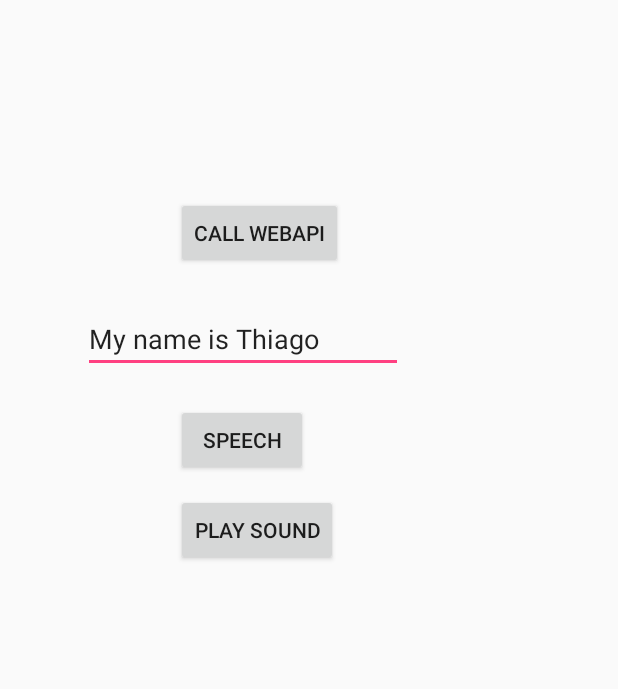
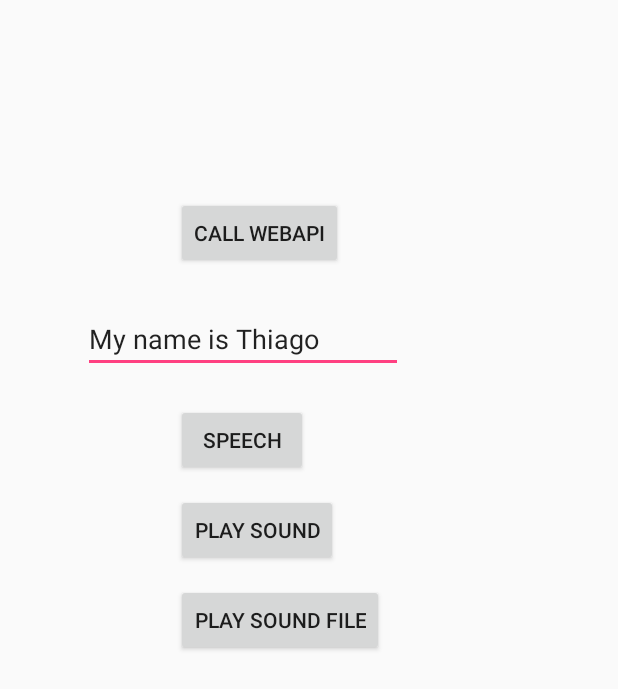
Before and after one commit to trlthiago/detab, an Android app: the screen it shows after launch (TestApi), after a tap on "SPEECH", on a phone screen of 412 x 824 dp. Shown: the top 689 px of the screen. Run offline under Robolectric (Android 15) with nearby library versions, the phone set to English and light mode, and no system bars; libraries missing offline, so code that uses them is left out: cz.msebera.android.

Commit message:
Text To Speech working !

```diff
--- a/app/src/main/java/com/detab/detabapp/TRLTextToSpeech.java
+++ b/app/src/main/java/com/detab/detabapp/TRLTextToSpeech.java
@@ -3,8 +3,10 @@ package com.detab.detabapp;
 import android.content.Context;
 import android.os.Bundle;
 import android.speech.tts.TextToSpeech;
-
+import android.speech.tts.Voice;
+import android.widget.Toast;
 import java.util.Locale;
+import java.util.Set;
 
 /**
  * Created by thiago on 27/03/2017.
@@ -13,10 +15,12 @@ import java.util.Locale;
 public class TRLTextToSpeech implements TextToSpeech.OnInitListener
 {
     TextToSpeech tts;
+    Context _ctx;
 
     public TRLTextToSpeech(Context ctx)
     {
-        tts = new TextToSpeech(ctx, this);
+        _ctx = ctx;
+        tts = new TextToSpeech(_ctx, this);
     }
 
     @Override
@@ -25,15 +29,44 @@ public class TRLTextToSpeech implements TextToSpeech.OnInitListener
         if (status != TextToSpeech.ERROR)
         {
             tts.setLanguage(Locale.US);
+            //tts.setLanguage(Locale.getDefault());
         }
     }
 
     public void Speak(String text)
     {
-        Bundle bundle = new Bundle();
-        tts.setLanguage(Locale.getDefault());
-        tts.setPitch(1.3f);
-        tts.setSpeechRate(1f);
-        int result = tts.speak(text, TextToSpeech.QUEUE_FLUSH, null, null);
+        try
+        {
+            Bundle bundle = new Bundle();
+
+            tts.setPitch(1.3f);
+            tts.setSpeechRate(1f);
+            int result = tts.speak(text, TextToSpeech.QUEUE_ADD, bundle, "123");
+            Toast.makeText(_ctx, "Engine=" + tts.getDefaultEngine().toString(), Toast.LENGTH_SHORT).show();
+            String ls = "";
+            Set<Locale> languages = tts.getAvailableLanguages();
+
+            if (languages != null)
+            {
+                for (Locale l : languages)
+                {
+                    ls += l.getDisplayName() + "; ";
+                }
+                Toast.makeText(_ctx, ls, Toast.LENGTH_SHORT).show();
+            }
+            Set<Voice> voices = tts.getVoices();
+            ls = "";
+            if (voices != null)
+            {
+                for (Voice v : voices)
+                {
+                    ls += v.getName() + "; ";
+                }
+                Toast.makeText(_ctx, ls, Toast.LENGTH_SHORT).show();
+            }
+        } catch (Exception e)
+        {
+            int a = 10;
+        }
     }
 }
--- a/app/src/main/java/com/detab/detabapp/TestApi.java
+++ b/app/src/main/java/com/detab/detabapp/TestApi.java
@@ -1,10 +1,12 @@
 package com.detab.detabapp;
 
+import android.media.AudioManager;
 import android.media.MediaPlayer;
 import android.media.Ringtone;
 import android.media.RingtoneManager;
 import android.net.Uri;
 import android.os.Bundle;
+import android.os.Environment;
 import android.support.design.widget.FloatingActionButton;
 import android.support.design.widget.Snackbar;
 import android.support.v7.app.AppCompatActivity;
@@ -13,31 +15,22 @@ import android.view.View;
 import android.widget.EditText;
 import android.widget.Toast;
 
+import java.io.IOException;
 import java.util.ArrayList;
 
 import cz.msebera.android.httpclient.NameValuePair;
 
 public class TestApi extends AppCompatActivity
 {
+    TRLTextToSpeech tts;
 
     @Override
     protected void onCreate(Bundle savedInstanceState)
     {
         super.onCreate(savedInstanceState);
         setContentView(R.layout.content_test_api);
-        //Toolbar toolbar = (Toolbar) findViewById(R.id.toolbar);
-        //setSupportActionBar(toolbar);
 
-        //FloatingActionButton fab = (FloatingActionButton) findViewById(R.id.fab);
-//        fab.setOnClickListener(new View.OnClickListener()
-//        {
-//            @Override
-//            public void onClick(View view)
-//            {
-//                Snackbar.make(view, "Replace with your own action", Snackbar.LENGTH_LONG)
-//                        .setAction("Action", null).show();
-//            }
-//        });
+        tts = new TRLTextToSpeech(getApplicationContext());
     }
 
     public void UpdateScreen(ReturnedObject result)
@@ -58,7 +51,7 @@ public class TestApi extends AppCompatActivity
 
         Toast.makeText(this, text, Toast.LENGTH_SHORT).show();
 
-        new TRLTextToSpeech(this).Speak(text);
+        tts.Speak(text);
     }
 
     public void PlaySound()
@@ -74,6 +67,26 @@ public class TestApi extends AppCompatActivity
         }
     }
 
+    public void btnPlaySoundFile_Click(View v)
+    {
+        try
+        {
+//            MediaPlayer mediaPlayer = new MediaPlayer();
+//            mediaPlayer.setAudioStreamType(AudioManager.STREAM_MUSIC);
+//            mediaPlayer.setDataSource(getUrl());
+//            mediaPlayer.prepare();
+//            mediaPlayer.start();
+
+            //Uri.parse(Environment.getExternalStorageDirectory().getPath() + "/Music/intro.mp3")
+            MediaPlayer mpintro = MediaPlayer.create(getApplicationContext(), R.raw.selectorsound);
+            mpintro.setLooping(false);
+            mpintro.start();
+        } catch (Exception e)
+        {
+
+        }
+    }
+
     public void btnPlaySound_Click(View v)
     {
         //final MediaPlayer mp = MediaPlayer.create(this, R.raw.soho);
--- a/app/src/main/res/layout/content_test_api.xml
+++ b/app/src/main/res/layout/content_test_api.xml
@@ -49,4 +49,14 @@
         android:onClick="btnPlaySound_Click"
         android:text="Play Sound"/>
 
+    <Button
+        android:id="@+id/btnPlaySoundFile"
+        android:layout_width="wrap_content"
+        android:layout_height="wrap_content"
+        android:layout_alignStart="@+id/btnCallWebApi"
+        android:layout_below="@+id/btnCallWebApi"
+        android:layout_marginTop="210dp"
+        android:onClick="btnPlaySoundFile_Click"
+        android:text="Play Sound File"/>
+
 </RelativeLayout>
```
Also changed, not shown: app/src/main/java/com/detab/detabapp/NetworkTask.java (+3 -13 lines).
